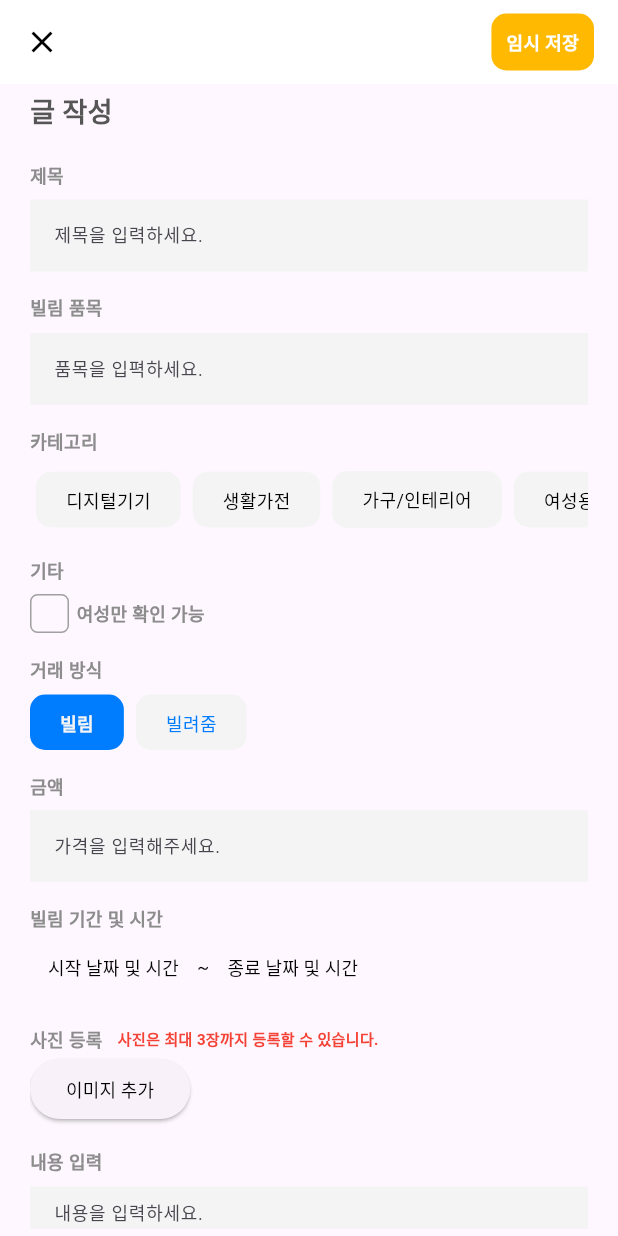
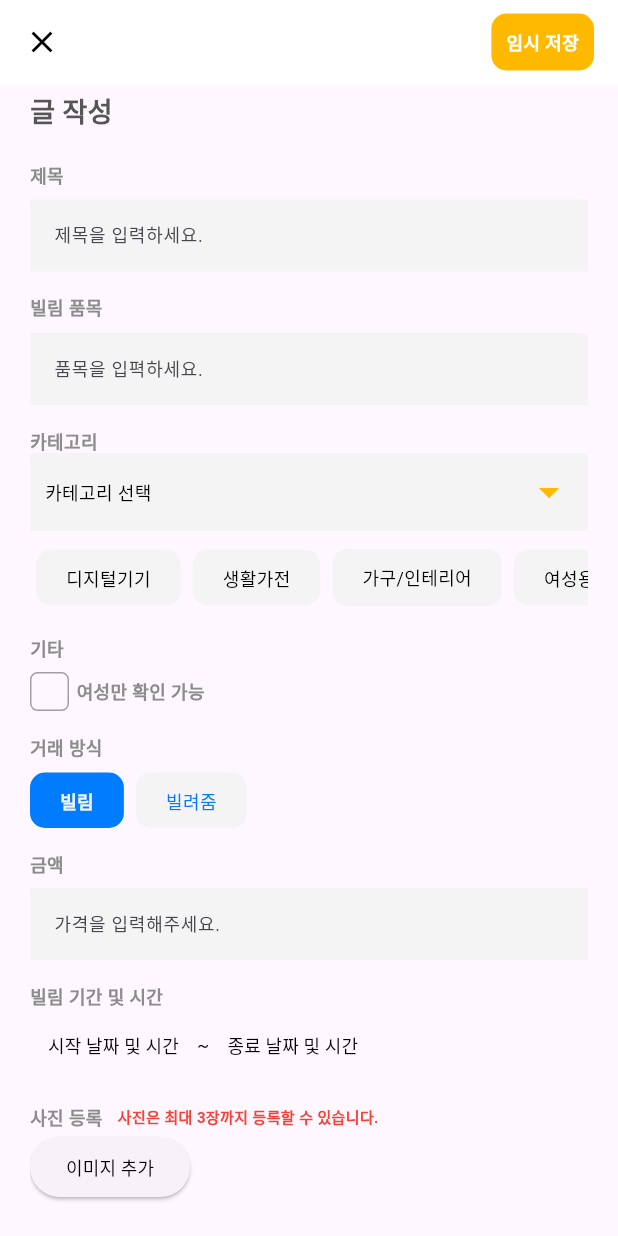
Before and after one commit to billimiut/billimiut_app, a Flutter app: the PostWritingScreen screen opened directly, on a phone screen of 412 x 824 dp. Run offline on Flutter 3.47's test engine with Material 3 defaults, Android fonts, the phone set to English and light mode, and no system bars; our stand-ins replace cloud_firestore, firebase_core, firebase_storage, flutter_datetime_picker_plus, flutter_dotenv, flutter_svg and 5 more; accounts and stored records are empty.

Commit message:
feat: 카테고리 단일 선택 + dropdown으로 변경 중

```diff
--- a/lib/screens/post_writing_screen.dart
+++ b/lib/screens/post_writing_screen.dart
@@ -54,6 +54,25 @@ class _PostWritingScreenState extends State<PostWritingScreen> {
   ];
   List<String> selectedKeywords = [];
   List<bool> selected = [];
+
+  final List<String> categories = [
+    '디지털기기',
+    '생활가전',
+    '가구/인테리어',
+    '여성용품',
+    '일회용품',
+    '생활용품',
+    '주방용품',
+    '캠핑용품',
+    '애완용품',
+    '스포츠용품',
+    '놀이용품',
+    '무료나눔',
+    '의류',
+    '공구',
+    '식물',
+  ];
+  var selectedCategory = "카테고리 선택";
 
   @override
   void dispose() {
@@ -260,6 +279,28 @@ class _PostWritingScreenState extends State<PostWritingScreen> {
               height: 15,
             ),
             const PostWritingText(text: "카테고리"),
+            Container(
+              padding: const EdgeInsets.all(10.0),
+              color: const Color(0xFFF4F4F4),
+              child: Row(
+                mainAxisAlignment: MainAxisAlignment.spaceBetween,
+                children: [
+                  Text(
+                    selectedCategory,
+                    style: const TextStyle(
+                      fontSize: 12,
+                      fontWeight: FontWeight.w400,
+                      color: Colors.black,
+                    ),
+                  ),
+                  const Icon(
+                    Icons.arrow_drop_down,
+                    size: 32,
+                    color: Color(0xFFFFB900),
+                  ),
+                ],
+              ),
+            ),
             const SizedBox(
               height: 8,
             ),
```
